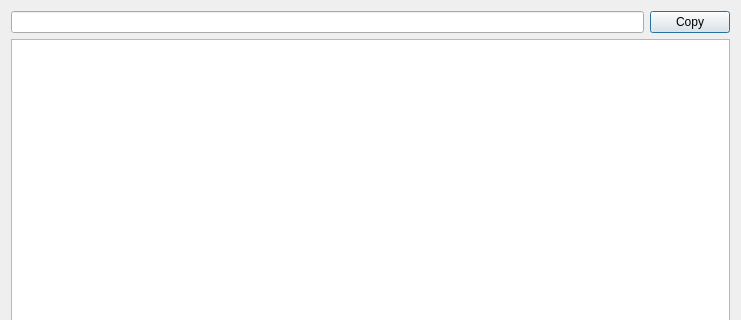
This is src/gui/packetview.ui in nevtum/XSeriesTestTool as Qt 5 draws it before an edit; both pictures show x 0 to 741 and y 0 to 320 of the 741 by 700 pixel window. The edited form follows.
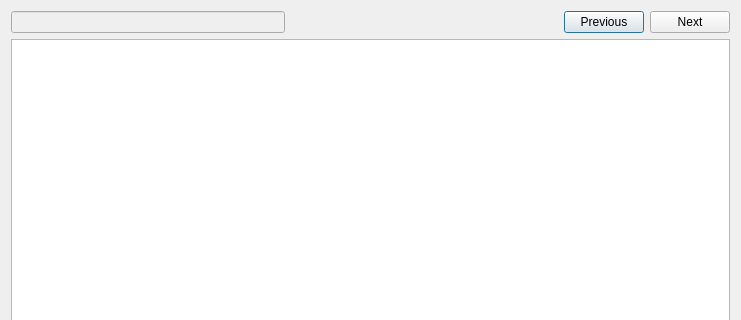
This is the edited form.

Commit message: major refactoring (stage 5) - preparing code for replaythread class

Patch:
```diff
--- a/src/gui/packetview.ui
+++ b/src/gui/packetview.ui
@@ -5,6 +5,9 @@
   <property name="windowModality">
    <enum>Qt::NonModal</enum>
   </property>
+  <property name="enabled">
+   <bool>true</bool>
+  </property>
   <property name="geometry">
    <rect>
     <x>0</x>
@@ -22,7 +25,7 @@
      <item>
       <widget class="QLineEdit" name="lineEdit">
        <property name="enabled">
-        <bool>true</bool>
+        <bool>false</bool>
        </property>
        <property name="sizePolicy">
         <sizepolicy hsizetype="Expanding" vsizetype="Fixed">
@@ -36,9 +39,29 @@
       </widget>
      </item>
      <item>
-      <widget class="QPushButton" name="btnLineCopy">
+      <spacer name="horizontalSpacer_2">
+       <property name="orientation">
+        <enum>Qt::Horizontal</enum>
+       </property>
+       <property name="sizeHint" stdset="0">
+        <size>
+         <width>40</width>
+         <height>20</height>
+        </size>
+       </property>
+      </spacer>
+     </item>
+     <item>
+      <widget class="QPushButton" name="btnPrev">
        <property name="text">
-        <string>Copy</string>
+        <string>Previous</string>
+       </property>
+      </widget>
+     </item>
+     <item>
+      <widget class="QPushButton" name="btnNext">
+       <property name="text">
+        <string>Next</string>
        </property>
       </widget>
      </item>
```
Left out of the diff: 9 changed lines with no effect on the pictures. The commit also changes 2 other files.
